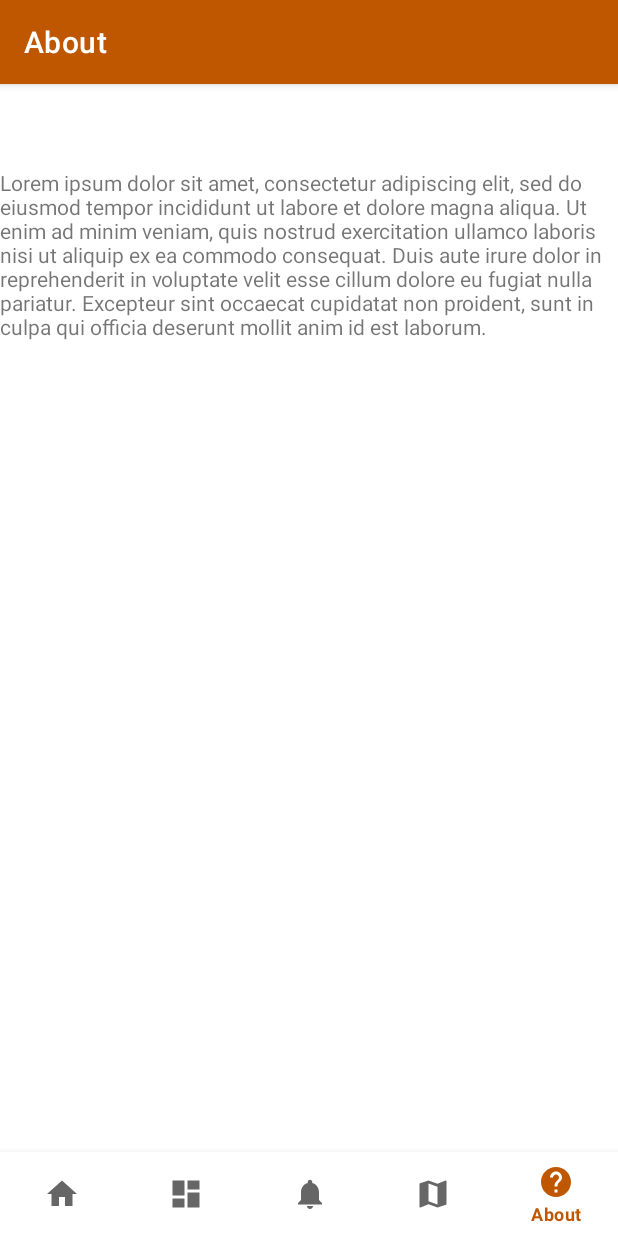
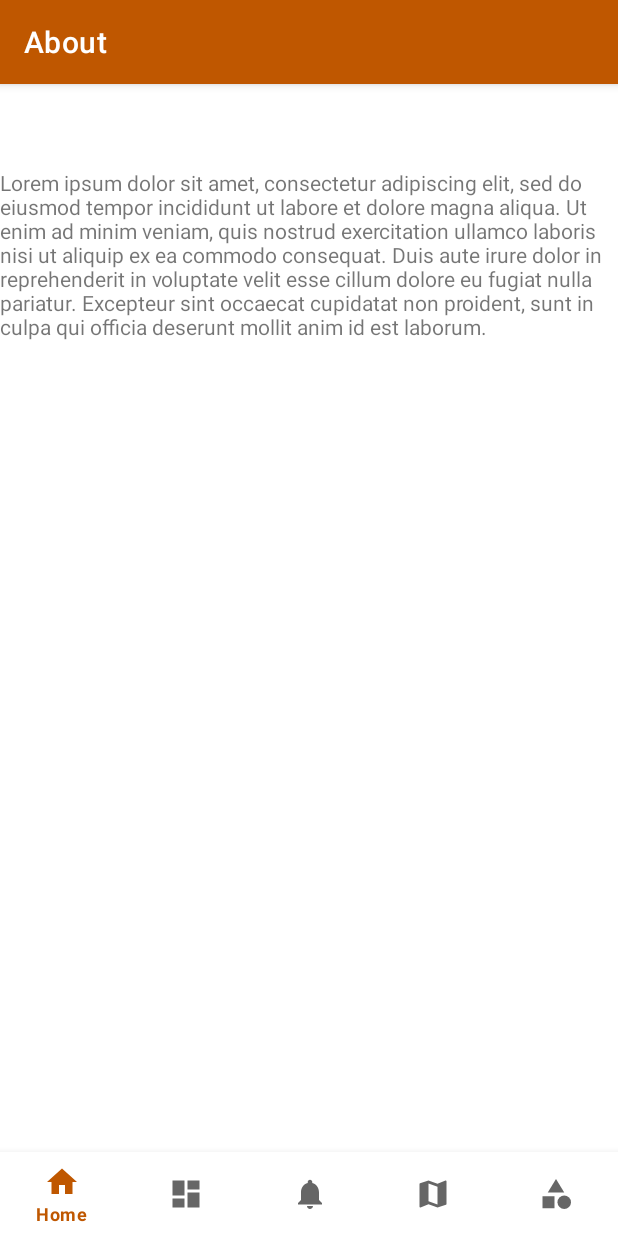
Before and after one commit to coolical/ut-map, an Android app: the AboutFragment screen opened through its navigation route, on a phone screen of 412 x 824 dp. Run offline under Robolectric (Android 15) with nearby library versions, the phone set to English and light mode, and no system bars; our stand-ins replace navigation-ui.

Commit message:
drawables and moved category fragment to navbar

```diff
--- a/app/src/main/java/com/example/ut_map/MainActivity.kt
+++ b/app/src/main/java/com/example/ut_map/MainActivity.kt
@@ -26,7 +26,7 @@ class MainActivity : AppCompatActivity() {
         // menu should be considered as top level destinations.
         val appBarConfiguration = AppBarConfiguration(
             setOf(
-                R.id.navigation_home, R.id.navigation_dashboard, R.id.navigation_notifications, R.id.mapsFragment, R.id.aboutFragment
+                R.id.navigation_home, R.id.navigation_dashboard, R.id.navigation_notifications, R.id.mapsFragment, R.id.Categories, R.id.aboutFragment
             )
         )
         setupActionBarWithNavController(navController, appBarConfiguration)
--- /dev/null
+++ b/app/src/main/res/drawable/ic_baseline_category_24.xml
@@ -0,0 +1,16 @@
+<vector xmlns:android="http://schemas.android.com/apk/res/android"
+    android:width="24dp"
+    android:height="24dp"
+    android:viewportWidth="24"
+    android:viewportHeight="24"
+    android:tint="?attr/colorControlNormal">
+  <path
+      android:fillColor="@android:color/white"
+      android:pathData="M12,2l-5.5,9h11z"/>
+  <path
+      android:fillColor="@android:color/white"
+      android:pathData="M17.5,17.5m-4.5,0a4.5,4.5 0,1 1,9 0a4.5,4.5 0,1 1,-9 0"/>
+  <path
+      android:fillColor="@android:color/white"
+      android:pathData="M3,13.5h8v8H3z"/>
+</vector>
--- a/app/src/main/res/menu/bottom_nav_menu.xml
+++ b/app/src/main/res/menu/bottom_nav_menu.xml
@@ -22,7 +22,12 @@
         android:title="@string/title_maps" />
 
     <item
-        android:id="@+id/aboutFragment"
-        android:icon="@drawable/ic_baseline_help_24"
-        android:title="@string/title_about" />
+        android:id="@+id/Categories"
+        android:icon="@drawable/ic_baseline_category_24"
+        android:title="@string/title_categories" />
+
+<!--    <item-->
+<!--        android:id="@+id/aboutFragment"-->
+<!--        android:icon="@drawable/ic_baseline_help_24"-->
+<!--        android:title="@string/title_about" />-->
 </menu>
--- a/app/src/main/res/values/strings.xml
+++ b/app/src/main/res/values/strings.xml
@@ -8,4 +8,5 @@
     <string name="title_maps">Map</string>
     <string name="title_about">About</string>
     <string name="lorem">Lorem ipsum dolor sit amet, consectetur adipiscing elit, sed do eiusmod tempor incididunt ut labore et dolore magna aliqua. Ut enim ad minim veniam, quis nostrud exercitation ullamco laboris nisi ut aliquip ex ea commodo consequat. Duis aute irure dolor in reprehenderit in voluptate velit esse cillum dolore eu fugiat nulla pariatur. Excepteur sint occaecat cupidatat non proident, sunt in culpa qui officia deserunt mollit anim id est laborum.</string>
+    <string name="title_categories">Categories</string>
 </resources>
```
Also changed, not shown: app/src/main/java/com/example/ut_map/Categories.kt (+28 -30 lines), app/src/main/res/layout/fragment_categories.xml (+5 -5 lines), app/src/main/res/drawable/coffee.jpg (added), app/src/main/res/drawable/gas.jpg (added), app/src/main/res/drawable/groceries.jpg (added), app/src/main/res/drawable/hotels.jpg (added), app/src/main/res/drawable/pharmacies.jpg (added), app/src/main/res/drawable/restaurants.jpg (added), app/src/main/res/drawable/takeout.jpg (added).
